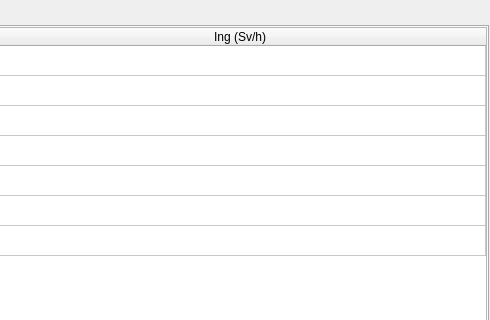
Old version of the form iterui/ui/WidgetParam.ui in the repository theysp/FDSNMH_GUI; both pictures show x 410 to 900 and y 0 to 320 of the 900 by 679 pixel window.
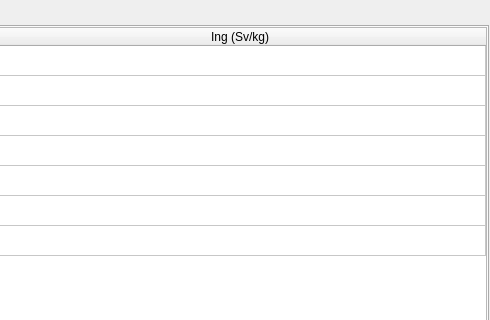
New version of the form.

```diff
--- a/iterui/ui/WidgetParam.ui
+++ b/iterui/ui/WidgetParam.ui
@@ -125,7 +125,7 @@
          </column>
          <column>
           <property name="text">
-           <string>Ing (Sv/h)</string>
+           <string>Ing (Sv/kg)</string>
           </property>
          </column>
          <item row="0" column="0">
```
